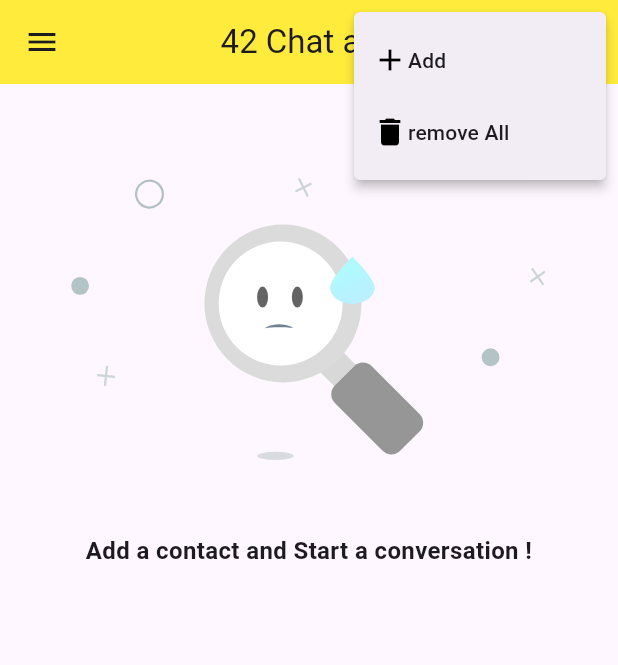
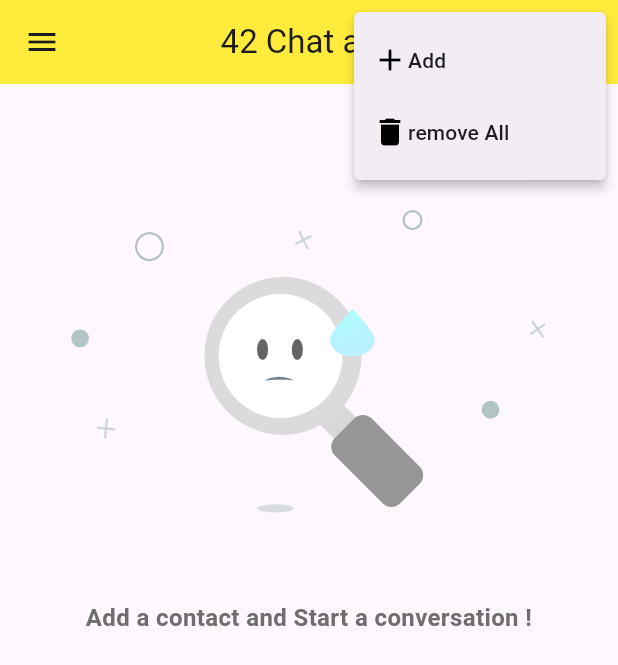
Before and after one commit to aoukhart/ft_hangouts, a Flutter app: the screen it shows after launch, after a tap on the "more vert" icon, on a phone screen of 412 x 824 dp. Shown: the top 665 px of the screen. Run offline on Flutter 3.47's test engine with Material 3 defaults, Android fonts, the phone set to English and light mode, and no system bars; our stand-ins replace dash_chat_2, flutter_local_notifications, fluttertoast, image_picker, lottie and 1 more; missing offline and left inert: another_telephony, dart:ffi; accounts and stored records are empty.

```diff
--- a/lib/Datasource/DataHelper.dart
+++ b/lib/Datasource/DataHelper.dart
@@ -2,6 +2,9 @@ import 'dart:io';
 import 'dart:typed_data';
 
 import 'package:another_telephony/telephony.dart';
+import 'package:flutter/material.dart';
+import 'package:fluttertoast/fluttertoast.dart';
+import 'package:ft_hangouts/l10n/app_localizations.dart';
 import 'package:path/path.dart';
 import 'package:path_provider/path_provider.dart';
 import 'package:sqflite/sqflite.dart';
@@ -57,15 +60,18 @@ class DataHelper {
   // );
   // }
 
-  static Future<void> initTelephony() async {
-    final bool? result = await _telephony.requestSmsPermissions;
+  static Future initTelephony() async {
+    final bool? res = await _telephony.requestSmsPermissions;
+    return res;
+  }
 
-    if (result != null && result) {
-      print(">>>>>>>>>>");
-      // _telephony.listenIncomingSms(onNewMessage: backgrounMessageHandler);
-      print("<<<<<<<<<<");
-    }
-    print("result: $result>>>>>>>");
+  static Future<List?> getUsers() async {
+    final res = await _db!.query(
+      'users',
+      columns: ['id', 'name', 'phone', 'bio', 'time', 'image'],
+      orderBy: 'time DESC',
+    );
+    return res;
   }
 
   static Future<int> addUser(name, phone, bio) async {
@@ -123,6 +129,11 @@ class DataHelper {
     return res;
   }
 
+  static Future deleteAll() async {
+    final res = await _db!.delete("users");
+    return res;
+  }
+
   static Future<int> setTime(User user) async {
     DateTime now = DateTime.now();
     await _db!.update(
@@ -145,22 +156,9 @@ class DataHelper {
       columns: [SmsColumn.DATE, SmsColumn.SUBJECT, SmsColumn.BODY],
       filter: SmsFilter.where(SmsColumn.ADDRESS).equals(user.phone),
     );
-    // sent.forEach((element) {
-    //   print(element.)
-    // },);
 
     final List<SmsMessage> messages = [...inbox, ...sent];
     messages.sort((a, b) => b.date!.compareTo(a.date!));
-    // messages.forEach((element) {
-    //   print("number : " + element.address.toString());
-    //   print("subject: " + element.subject.toString());
-    //   print(">>>>>> : " + element.body!);
-    //   print(
-    //     DateFormat(
-    //       "hh:mm",
-    //     ).format(DateTime.fromMillisecondsSinceEpoch(element.date!)),
-    //   );
-    // });
     return messages;
   }
 
--- a/lib/l10n/app_en.arb
+++ b/lib/l10n/app_en.arb
@@ -17,5 +17,6 @@
     "lastTimeBackgroundMsg" : "Last time app backgrounded",
     "seconds":"seconds",
     "hours":"hours",
-    "noContactText": "Add a contact and Start a conversation !"
+    "noContactText": "Add a contact and Start a conversation !",
+    "telephonyInitErrorMsg" : "This app needs autorisation !!\nreset your app and retry."
 }
--- a/lib/l10n/app_fr.arb
+++ b/lib/l10n/app_fr.arb
@@ -18,5 +18,6 @@
     "seconds":"secondes",
     "minutes":"minutes",
     "hours":"heures",
-    "noContactText": "Ajoutez un contact et commencez une conversation !"
+    "noContactText": "Ajoutez un contact et commencez une conversation !",
+    "telephonyInitErrorMsg" : "Veuillez Autoriser l'appli !\nrafrechissez votre app et reesseyez"
 }
--- a/lib/l10n/app_localizations.dart
+++ b/lib/l10n/app_localizations.dart
@@ -208,6 +208,12 @@ abstract class AppLocalizations {
   /// In en, this message translates to:
   /// **'Add a contact and Start a conversation !'**
   String get noContactText;
+
+  /// No description provided for @telephonyInitErrorMsg.
+  ///
+  /// In en, this message translates to:
+  /// **'This app needs autorisation !!\nreset your app and retry.'**
+  String get telephonyInitErrorMsg;
 }
 
 class _AppLocalizationsDelegate extends LocalizationsDelegate<AppLocalizations> {
--- a/lib/l10n/app_localizations_en.dart
+++ b/lib/l10n/app_localizations_en.dart
@@ -64,4 +64,7 @@ class AppLocalizationsEn extends AppLocalizations {
 
   @override
   String get noContactText => 'Add a contact and Start a conversation !';
+
+  @override
+  String get telephonyInitErrorMsg => 'This app needs autorisation !!\nreset your app and retry.';
 }
--- a/lib/l10n/app_localizations_fr.dart
+++ b/lib/l10n/app_localizations_fr.dart
@@ -64,4 +64,7 @@ class AppLocalizationsFr extends AppLocalizations {
 
   @override
   String get noContactText => 'Ajoutez un contact et commencez une conversation !';
+
+  @override
+  String get telephonyInitErrorMsg => 'Veuillez Autoriser l\'appli !\nrafrechissez votre app et reesseyez';
 }
--- a/lib/main.dart
+++ b/lib/main.dart
@@ -1,5 +1,7 @@
 import 'package:another_telephony/telephony.dart';
 import 'package:flutter/material.dart';
+import 'package:flutter/services.dart';
+import 'package:fluttertoast/fluttertoast.dart';
 import 'package:ft_hangouts/views/Home/HomePage.dart';
 import 'package:sqflite/sqflite.dart';
 import 'package:ft_hangouts/Datasource/DataHelper.dart';
@@ -7,9 +9,22 @@ import 'package:ft_hangouts/Datasource/NotifService.dart';
 import 'package:ft_hangouts/l10n/app_localizations.dart';
 import 'package:flutter_localizations/flutter_localizations.dart';
 
+import 'model /Contact.dart';
+
 @pragma('vm:entry-point')
-backgrounMessageHandler(SmsMessage message) async {
-  Notifservice().showNotification();
+backgrounMessageHandler(SmsMessage message) {
+  print(message.address);
+  // DataHelper.getUsers().then((value) {
+  // if (value == null) return;
+  // value.forEach((e) {
+  // User.fromMap(e).phone == message.address
+  // ?
+  // {
+  Notifservice().showNotification(message);
+  // }
+  // : null;
+  // });
+  // });
 }
 
 void main() {
@@ -50,14 +65,15 @@ class _MyAppState extends State<MyApp> {
       ],
       locale: _locale,
       supportedLocales: [Locale("en"), Locale("fr")],
-      home: SplashScreen(setLocale: setLocale),
+      home: SplashScreen(setLocale: setLocale, ctxt: context),
     );
   }
 }
 
 class SplashScreen extends StatefulWidget {
-  const SplashScreen({super.key, required this.setLocale});
+  const SplashScreen({super.key, required this.setLocale, required this.ctxt});
   final Function(String) setLocale;
+  final BuildContext ctxt;
 
   @override
   State<SplashScreen> createState() => _SplashScreenState();
@@ -70,7 +86,28 @@ class _SplashScreenState extends State<SplashScreen> {
   void initState() {
     super.initState();
     _initDb();
-    DataHelper.initTelephony();
+    _initTelephony();
+    print("DONE INIT >>>>>>>>>>>>>");
+  }
+
+  void _initTelephony() async {
+    try {
+      final bool? res = await DataHelper.initTelephony();
+      if (res == null || res == false) {
+        await Fluttertoast.showToast(
+          toastLength: Toast.LENGTH_LONG,
+          gravity: ToastGravity.CENTER,
+          msg: AppLocalizations.of(context)!.telephonyInitErrorMsg,
+        );
+      }
+    } on PlatformException catch (e) {
+      print("BOOOOOOOOOOM2   " + e.message!);
+      Fluttertoast.showToast(
+        toastLength: Toast.LENGTH_LONG,
+        gravity: ToastGravity.CENTER,
+        msg: AppLocalizations.of(context)!.telephonyInitErrorMsg,
+      );
+    }
   }
 
   void _initDb() async {
--- a/lib/views/Home/HomePage.dart
+++ b/lib/views/Home/HomePage.dart
@@ -30,21 +30,15 @@ class _HomePageState extends State<HomePage> with WidgetsBindingObserver {
 
   _getUsers() async {
     List<User> userTmp = [];
-    await widget.db
-        .query(
-          'users',
-          columns: ['id', 'name', 'phone', 'bio', 'time', 'image'],
-          orderBy: 'time DESC',
-        )
-        .then((value) {
-          if (value.isEmpty) return;
+    await DataHelper.getUsers().then((value) {
+      if (value == null) return;
       value.forEach((element) {
         userTmp.add(User.fromMap(element));
       });
     });
+    if (userTmp.isEmpty) return;
     setState(() {
       // print(" >>>>>>>>>>> GETTING USERS <<<<<<<<<<<<");
-      if (userTmp.isEmpty) return;
       Users = userTmp;
     });
   }
@@ -56,16 +50,23 @@ class _HomePageState extends State<HomePage> with WidgetsBindingObserver {
     DataHelper.telephony.listenIncomingSms(
       onNewMessage: (message) {
         // print("Message received in main page ${message.body}\n");
-        setState(() {
         final index = Users.indexOf(
           Users.where((element) => element.phone == message.address).first,
         );
+        // {
+        print(">>>>>>> msg from  : ${index} <<<<<<<");
+        setState(() {
+          int selectedId = Users[contactIndex != -1 ? contactIndex : 0].id!;
           updateUser(index, message);
           Users.sort((a, b) {
             return b.time.compareTo(a.time);
           });
+          if (isClicked) {
+            contactIndex = Users.indexOf(
+              Users.where((element) => element.id == selectedId).first,
+            );
+          }
         });
-        // print(">>>>> DONE ${mounted} <<<<<");
       },
       onBackgroundMessage: backgrounMessageHandler,
     );
@@ -83,7 +84,6 @@ class _HomePageState extends State<HomePage> with WidgetsBindingObserver {
     // seconds > if less than a minute
     // minutes seconds > if less than a hour
     // hour minutes > if less than a day
-    //
     if (diff.inSeconds < 60) {
       return "${diff.inSeconds} ${AppLocalizations.of(context)!.seconds}";
     } else if (diff.inMinutes < 60) {
@@ -95,20 +95,18 @@ class _HomePageState extends State<HomePage> with WidgetsBindingObserver {
 
   @override
   void didChangeAppLifecycleState(AppLifecycleState state) {
-    // TODO: implement didChangeAppLifecycleState
     super.didChangeAppLifecycleState(state);
     if (state == AppLifecycleState.paused) {
       lastBackgrounded = DateTime.now();
     }
     if (state == AppLifecycleState.resumed && lastBackgrounded != null) {
-      //toast
-      // print("Toastaaaa Last time app backgrounded ${_formatTime()}");
       Fluttertoast.showToast(
         msg:
             "${AppLocalizations.of(context)!.lastTimeBackgroundMsg} ${_formatTime()}",
         toastLength: Toast.LENGTH_LONG,
         gravity: ToastGravity.BOTTOM,
       );
+      lastBackgrounded = null;
     }
   }
 
@@ -120,23 +118,24 @@ class _HomePageState extends State<HomePage> with WidgetsBindingObserver {
 
   @override
   Widget build(BuildContext context) {
+    late User x = Users[contactIndex];
     return Scaffold(
       drawer: !isClicked
           ? Drawer(
+              elevation: 20,
               child: ListView(
                 children: [
                   DrawerHeader(
                     margin: EdgeInsets.all(0),
                     padding: EdgeInsets.all(0),
-                    child: Container(),
                     decoration: BoxDecoration(
                       image: DecorationImage(
-                        // repeat: ImageRepeat.repeatX,
                         image: AssetImage("assets/appLogo.png"),
                         fit: BoxFit.fitWidth,
                       ),
                       color: Colors.black,
                     ),
+                    child: Container(),
                   ),
                   ListTile(
                     title: Text(AppLocalizations.of(context)!.colorSwitch),
@@ -206,6 +205,7 @@ class _HomePageState extends State<HomePage> with WidgetsBindingObserver {
                     isClicked = false;
                     Users[contactIndex].newMsg = false;
                     contactIndex = -1;
+                    // selected;
                     Users.sort((a, b) {
                       return b.time.compareTo(a.time);
                     });
@@ -220,10 +220,8 @@ class _HomePageState extends State<HomePage> with WidgetsBindingObserver {
                     PopupMenuItem(
                       onTap: () async {
                         final res = await ContactAddDialog(context, widget.db);
-                        // setState(() {
                         if (res == null) return;
                         if (res > Users.length) _getUsers();
-                        // });
                       },
                       child: Row(
                         children: [
@@ -233,7 +231,15 @@ class _HomePageState extends State<HomePage> with WidgetsBindingObserver {
                       ),
                     ),
                     PopupMenuItem(
-                      onTap: () {},
+                      onTap: () async {
+                        if (Users.isEmpty) return;
+                        final res = await DataHelper.deleteAll();
+                        if (res > 0) {
+                          setState(() {
+                            Users.clear();
+                          });
+                        }
+                      },
                       child: Row(
                         children: [
                           Icon(Icons.delete, color: Colors.black),
@@ -246,8 +252,9 @@ class _HomePageState extends State<HomePage> with WidgetsBindingObserver {
               ]
             : null,
       ),
-      body: !isClicked
-          ? Padding(
+      body: isClicked
+          ? Chatpage(user: Users[contactIndex])
+          : Padding(
               padding: const EdgeInsets.only(top: 15.0),
               child: Users.length == 0
                   ? Center(
@@ -258,10 +265,13 @@ class _HomePageState extends State<HomePage> with WidgetsBindingObserver {
                             padding: const EdgeInsets.only(
                               left: 30,
                               right: 30,
-                              top: 10,
-                              bottom: 35,
+                              // top: 10,
+                              // bottom: 15,
                             ),
-                            child: Lottie.asset("assets/EmptyState.json"),
+                            child: Lottie.asset(
+                              "assets/EmptyState.json",
+                              height: MediaQuery.heightOf(context) * 0.4,
+                            ),
                           ),
                           Padding(
                             padding: const EdgeInsets.symmetric(
@@ -271,6 +281,7 @@ class _HomePageState extends State<HomePage> with WidgetsBindingObserver {
                               textAlign: TextAlign.center,
                               AppLocalizations.of(context)!.noContactText,
                               style: TextStyle(
+                                color: Color.fromRGBO(111, 109, 109, 1),
                                 fontWeight: FontWeight.w700,
                                 fontSize: 16,
                               ),
@@ -318,7 +329,6 @@ class _HomePageState extends State<HomePage> with WidgetsBindingObserver {
                               isClicked = true;
                               contactIndex = index;
                             });
-                            print(isClicked);
                           },
                           child: ContactTile(context, Users[index]),
                         ),
@@ -327,8 +337,7 @@ class _HomePageState extends State<HomePage> with WidgetsBindingObserver {
                           Padding(padding: EdgeInsetsGeometry.all(7)),
                       itemCount: Users.length,
                     ),
-            )
-          : Chatpage(user: Users[contactIndex]),
+            ),
     );
   }
 }
```
Also changed, not shown: lib/Datasource/NotifService.dart (+29 -6 lines), lib/views/Chat/Utils/UserInfoDialog.dart (+0 -7 lines), lib/views/Home/Utils/ContactAddDialog.dart (+28 -3 lines), 5 other files. Lines whose indentation alone changed are shown as unchanged.
